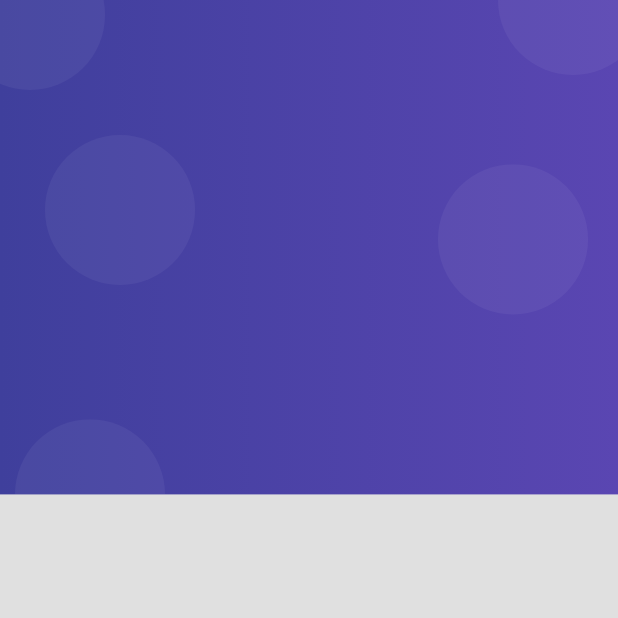
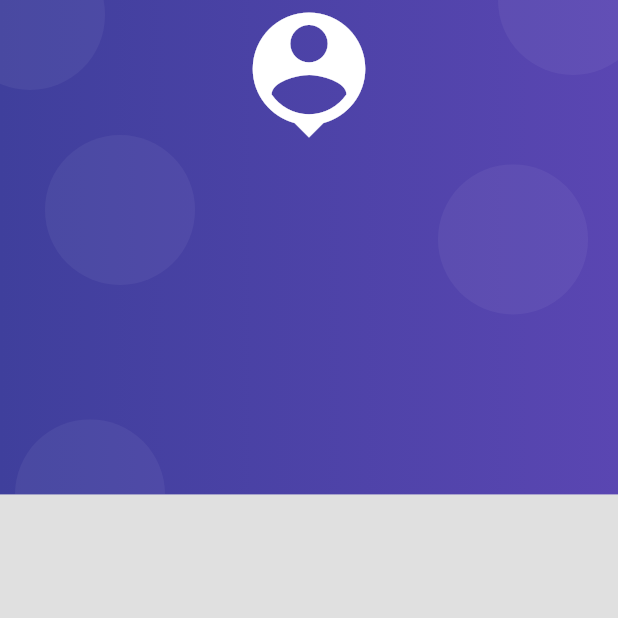
Before and after one commit to mcubico/flutter-tutorial, a Flutter app: the screen it shows after launch, on a phone screen of 412 x 824 dp, the top half of it. Run offline on Flutter 3.47's test engine with Material 2 defaults, Android fonts, the phone set to English and light mode, and no system bars.

Commit message:
Agrego el HeaderIcon al auth background widget

```diff
--- a/formularios/lib/app/ui/widgets/auth_background_widget.dart
+++ b/formularios/lib/app/ui/widgets/auth_background_widget.dart
@@ -9,7 +9,10 @@ class AuthBackgroundWidget extends StatelessWidget {
       width: double.infinity,
       height: double.infinity,
       child: Stack(
-        children: const [_PurpleBox()],
+        children: const [
+          _PurpleBox(),
+          _HeaderIcon(),
+        ],
       ),
     );
   }
@@ -61,3 +64,24 @@ class _Bubble extends StatelessWidget {
     );
   }
 }
+
+class _HeaderIcon extends StatelessWidget {
+  const _HeaderIcon({
+    Key? key,
+  }) : super(key: key);
+
+  @override
+  Widget build(BuildContext context) {
+    return const SafeArea(
+      child: SizedBox(
+        // Esto centra el child en toda la pantalla
+        width: double.infinity,
+        child: Icon(
+          Icons.person_pin,
+          color: Colors.white,
+          size: 100,
+        ),
+      ),
+    );
+  }
+}
```
